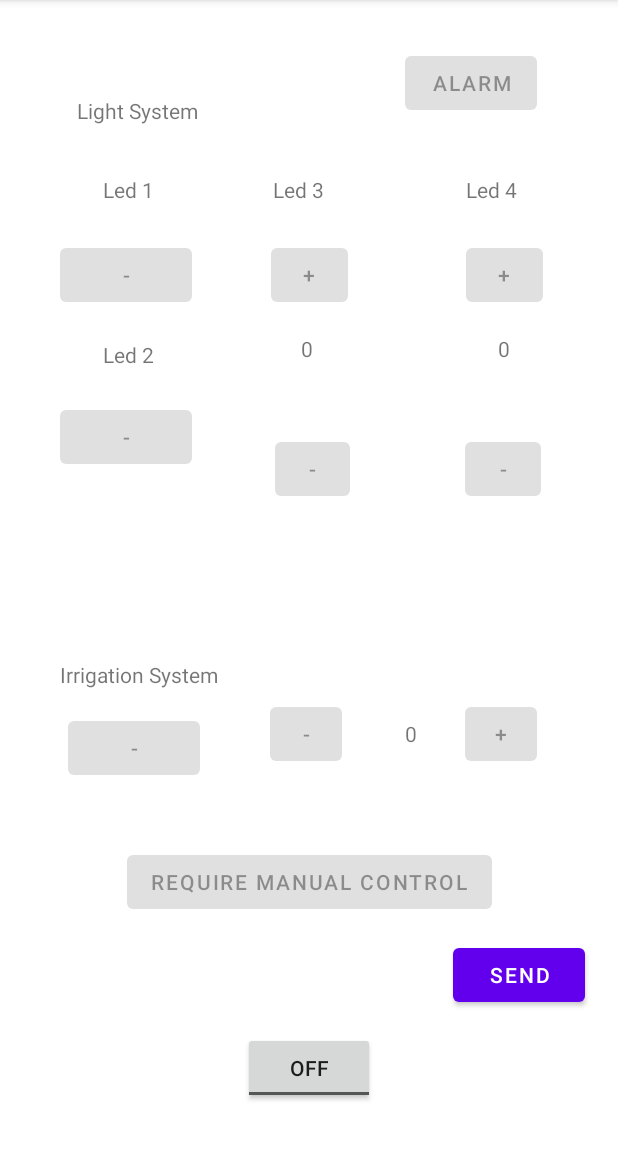
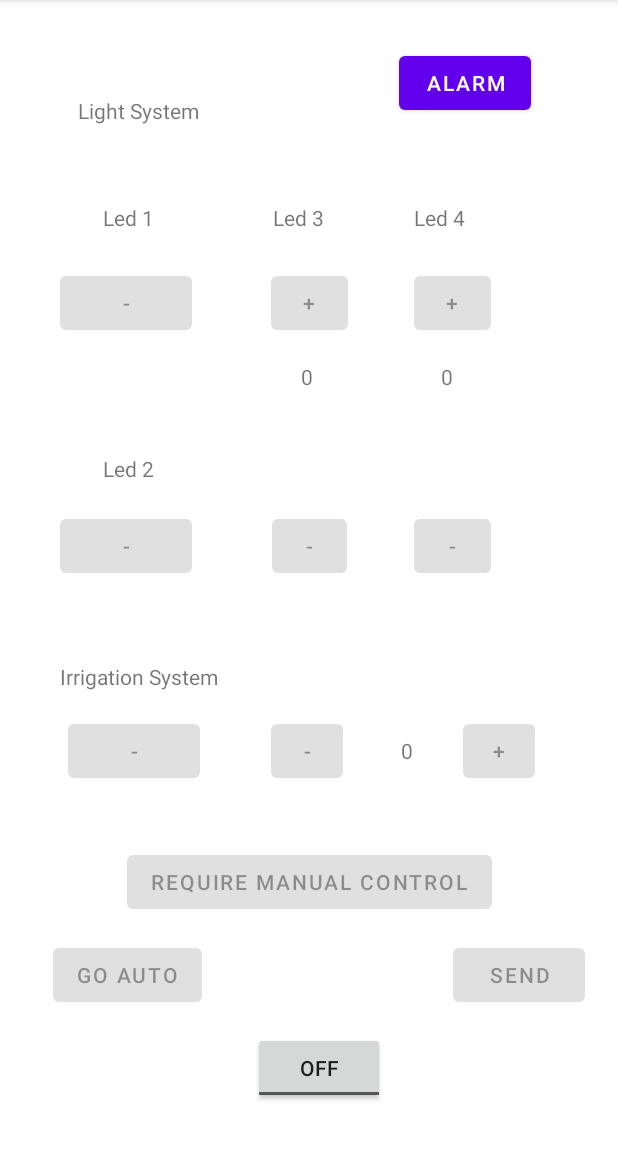
Before and after one commit to CipStr/SmartGarden, an Android app: the screen it shows after launch (MainActivity), on a phone screen of 412 x 824 dp, the part 84-1236 px from its top. Run offline under Robolectric (Android 15) with nearby library versions, the phone set to English and light mode, and no system bars.

Commit message:
Added back to auto button + fixed disable/enable buttons + fixed max values for some levels

```diff
--- a/SmartGardenAndroid/app/src/main/java/com/example/smartgardenandroid/MainActivity.java
+++ b/SmartGardenAndroid/app/src/main/java/com/example/smartgardenandroid/MainActivity.java
@@ -58,6 +58,8 @@ public class MainActivity extends AppCompatActivity {
     private boolean irrigationStatus = false;
     private Button manualButton;
     private Button alarmButton;
+    private Button autoButton;
+    private Button sendButton;
     String TAG = "MainActivity";
     private static final int REQUEST_ENABLE_BT = 1;
     private static final UUID MY_UUID_INSECURE =
@@ -65,12 +67,11 @@ public class MainActivity extends AppCompatActivity {
     private BluetoothDevice mmDevice;
     private UUID deviceUUID;
     ConnectedThread mConnectedThread;
-    EditText send_data;
-    TextView view_data;
     StringBuilder messages;
     private boolean enableUI = false;
     private CountDownTimer timer;
     private boolean alarmStatus = false;
+    private boolean connectedButNotManual = false;
 
 
 
@@ -109,10 +110,24 @@ public class MainActivity extends AppCompatActivity {
         irrigationMinusButton = findViewById(R.id.irrigationminusbutton);
         irrigationPlusButton = findViewById(R.id.irrigationlevelplus);
         irrigationLevel = findViewById(R.id.irrigationlevel);
-        alarmButton.setClickable(false);
-        alarmButton.setEnabled(false);
+        autoButton = findViewById(R.id.autoBtn);
+        sendButton = findViewById(R.id.sendButton);
+        disableButtons();
+        Start_Server();
+        setupButtons();
+    }
+
+    private void disableButtons(){
+        //alarmButton.setClickable(false);
+        //alarmButton.setEnabled(false);
+        sendButton.setClickable(false);
+        sendButton.setEnabled(false);
+        if(!connectedButNotManual) {
             manualButton.setClickable(false);
             manualButton.setEnabled(false);
+        }
+        autoButton.setClickable(false);
+        autoButton.setEnabled(false);
         led1button.setClickable(false);
         led1button.setEnabled(false);
         led2button.setClickable(false);
@@ -131,14 +146,15 @@ public class MainActivity extends AppCompatActivity {
         irrigationMinusButton.setEnabled(false);
         irrigationPlusButton.setClickable(false);
         irrigationPlusButton.setEnabled(false);
-        Start_Server();
-        setupButtons();
     }
-
     private void enableButtons(){
         if(enableUI) {
+            sendButton.setClickable(true);
+            sendButton.setEnabled(true);
             alarmButton.setClickable(true);
             alarmButton.setEnabled(true);
+            autoButton.setClickable(true);
+            autoButton.setEnabled(true);
             manualButton.setClickable(true);
             manualButton.setEnabled(true);
             led1button.setClickable(true);
@@ -166,8 +182,10 @@ public class MainActivity extends AppCompatActivity {
         led3plusButton.setOnClickListener(new View.OnClickListener() {
             @Override
             public void onClick(View v) {
+                if(Integer.parseInt((led3level.getText().toString()))+1 <6) {
                     int level = Integer.parseInt((led3level.getText().toString())) + 1;
                     led3level.setText(String.valueOf(level));
+                }
             }
         });
         led3minusButton.setOnClickListener(new View.OnClickListener() {
@@ -183,8 +201,10 @@ public class MainActivity extends AppCompatActivity {
         led4plusButton.setOnClickListener(new View.OnClickListener() {
             @Override
             public void onClick(View v) {
+                if(Integer.parseInt((led4level.getText().toString()))+1 <6) {
                     int level = Integer.parseInt((led4level.getText().toString())) + 1;
                     led4level.setText(String.valueOf(level));
+                }
             }
         });
         led4minusButton.setOnClickListener(new View.OnClickListener() {
@@ -202,10 +222,10 @@ public class MainActivity extends AppCompatActivity {
             public void onClick(View v) {
                 if (led1status) {
                     led1status = false;
-                    led1button.setText("ON");
+                    led1button.setText("OFF");
                 } else {
                     led1status = true;
-                    led1button.setText("OFF");
+                    led1button.setText("ON");
                 }
             }
         });
@@ -214,10 +234,10 @@ public class MainActivity extends AppCompatActivity {
             public void onClick(View v) {
                 if (led2status) {
                     led2status = false;
-                    led2button.setText("ON");
+                    led2button.setText("OFF");
                 } else {
                     led2status = true;
-                    led2button.setText("OFF");
+                    led2button.setText("ON");
                 }
             }
         });
@@ -226,10 +246,10 @@ public class MainActivity extends AppCompatActivity {
             public void onClick(View v) {
                 if (irrigationStatus) {
                     irrigationStatus = false;
-                    irrigationButton.setText("OPEN");
+                    irrigationButton.setText("CLOSE");
                 } else {
                     irrigationStatus = true;
-                    irrigationButton.setText("CLOSE");
+                    irrigationButton.setText("OPEN");
                 }
             }
         });
@@ -246,9 +266,10 @@ public class MainActivity extends AppCompatActivity {
         irrigationPlusButton.setOnClickListener(new View.OnClickListener() {
             @Override
             public void onClick(View v) {
-                int level = Integer.parseInt((irrigationLevel.getText().toString()));
-                level++;
+                if(Integer.parseInt((irrigationLevel.getText().toString()))+1 <5) {
+                    int level = Integer.parseInt((irrigationLevel.getText().toString())) + 1;
                     irrigationLevel.setText(String.valueOf(level));
+                }
             }
         });
         //evento: tap sul togglebutton per la connessione del bluetooth
@@ -275,6 +296,12 @@ public class MainActivity extends AppCompatActivity {
             @Override
             public void onClick(View v) {
                 SendAlarmMessage();
+            }
+        });
+        autoButton.setOnClickListener(new View.OnClickListener() {
+            @Override
+            public void onClick(View v) {
+                SendAutoMessage();
             }
         });
     }
@@ -318,6 +345,8 @@ public class MainActivity extends AppCompatActivity {
             public void onFinish() {
                 try{
                     enableButtons();
+                    connectedButNotManual = true;
+                    disableButtons();
                 }catch(Exception e){
                     Log.e("Error", "Error: " + e.toString());
                 }
@@ -434,6 +463,8 @@ public class MainActivity extends AppCompatActivity {
                         @Override
                         public void run() {
                             alarmButton.setBackgroundColor(Color.RED);
+                            connectedButNotManual = false;
+                            disableButtons();
                             alarmStatus = true;
                         }
                     });
@@ -464,7 +495,12 @@ public class MainActivity extends AppCompatActivity {
             }
         }
     }
-
+    private void SendAutoMessage() {
+        disableButtons();
+        String message = "B";
+        byte[] msgBuffer = message.getBytes();
+        mConnectedThread.write(msgBuffer);
+    }
     private void SendAlarmMessage(){
         //only if alarmStatus is true
         if(alarmStatus) {
@@ -472,10 +508,14 @@ public class MainActivity extends AppCompatActivity {
             byte[] msgBuffer = message.getBytes();
             mConnectedThread.write(msgBuffer);
             alarmButton.setBackgroundColor(Color.GREEN);
+            enableButtons();
+            connectedButNotManual = true;
+            disableButtons();
         }
     }
 
     private void SendManualMessage() {
+        enableButtons();
         String message = "M";
         byte[] msgBuffer = message.getBytes();
         mConnectedThread.write(msgBuffer);
--- a/SmartGardenAndroid/app/src/main/res/layout/activity_main.xml
+++ b/SmartGardenAndroid/app/src/main/res/layout/activity_main.xml
@@ -7,7 +7,7 @@
     tools:context=".MainActivity">
 
     <Button
-        android:id="@+id/button"
+        android:id="@+id/sendButton"
         android:layout_width="wrap_content"
         android:layout_height="wrap_content"
         android:layout_marginEnd="22dp"
@@ -23,7 +23,7 @@
         android:layout_width="wrap_content"
         android:layout_height="wrap_content"
         android:layout_marginStart="5dp"
-        android:layout_marginTop="15dp"
+        android:layout_marginTop="16dp"
         android:text="-"
         app:layout_constraintStart_toStartOf="@+id/textviewIrrigation"
         app:layout_constraintTop_toBottomOf="@+id/textviewIrrigation" />
@@ -34,9 +34,9 @@
         android:layout_height="wrap_content"
         android:layout_marginStart="51dp"
         android:layout_marginTop="64dp"
-        android:layout_marginEnd="51dp"
+        android:layout_marginEnd="48dp"
         android:text="Light System"
-        app:layout_constraintEnd_toStartOf="@+id/led3minusbutton"
+        app:layout_constraintEnd_toStartOf="@+id/led3"
         app:layout_constraintStart_toStartOf="parent"
         app:layout_constraintTop_toTopOf="parent" />
 
@@ -74,10 +74,12 @@
         android:layout_width="wrap_content"
         android:layout_height="wrap_content"
         android:layout_marginStart="40dp"
-        android:layout_marginTop="159dp"
+        android:layout_marginTop="96dp"
+        android:layout_marginBottom="96dp"
         android:text="-"
+        app:layout_constraintBottom_toTopOf="@+id/led2button"
         app:layout_constraintStart_toStartOf="parent"
-        app:layout_constraintTop_toTopOf="parent" />
+        app:layout_constraintTop_toTopOf="@+id/textviewLight" />
 
     <Button
         android:id="@+id/led3plusbutton"
@@ -93,30 +95,30 @@
         android:id="@+id/led2"
         android:layout_width="wrap_content"
         android:layout_height="wrap_content"
-        android:layout_marginTop="19dp"
         android:layout_marginEnd="25dp"
+        android:layout_marginBottom="18dp"
         android:text="Led 2"
-        app:layout_constraintEnd_toEndOf="@+id/led1button"
-        app:layout_constraintTop_toBottomOf="@+id/led1button" />
+        app:layout_constraintBottom_toTopOf="@+id/led2button"
+        app:layout_constraintEnd_toEndOf="@+id/led2button" />
 
     <Button
         android:id="@+id/led2button"
         android:layout_width="wrap_content"
         android:layout_height="wrap_content"
         android:layout_marginStart="40dp"
-        android:layout_marginTop="21dp"
+        android:layout_marginBottom="53dp"
         android:text="-"
-        app:layout_constraintStart_toStartOf="parent"
-        app:layout_constraintTop_toBottomOf="@+id/led2" />
+        app:layout_constraintBottom_toTopOf="@+id/textviewIrrigation"
+        app:layout_constraintStart_toStartOf="parent" />
 
     <Button
         android:id="@+id/led4plusbutton"
         android:layout_width="51dp"
         android:layout_height="0dp"
-        android:layout_marginEnd="50dp"
         android:text="+"
         app:layout_constraintBottom_toBottomOf="@+id/led3plusbutton"
-        app:layout_constraintEnd_toEndOf="parent"
+        app:layout_constraintEnd_toEndOf="@+id/led4level"
+        app:layout_constraintStart_toEndOf="@+id/led4level"
         app:layout_constraintTop_toTopOf="@+id/led3plusbutton" />
 
     <TextView
@@ -133,41 +135,37 @@
         android:id="@+id/led4level"
         android:layout_width="wrap_content"
         android:layout_height="wrap_content"
-        android:layout_marginStart="21dp"
+        android:layout_marginStart="62dp"
         android:layout_marginTop="15dp"
         android:text="0"
-        app:layout_constraintStart_toStartOf="@+id/led4plusbutton"
+        app:layout_constraintStart_toEndOf="@+id/led3plusbutton"
         app:layout_constraintTop_toBottomOf="@+id/led4plusbutton" />
 
     <Button
         android:id="@+id/led3minusbutton"
         android:layout_width="50dp"
-        android:layout_height="48dp"
-        android:layout_marginTop="111dp"
-        android:layout_marginBottom="111dp"
+        android:layout_height="0dp"
         android:text="-"
-        app:layout_constraintBottom_toTopOf="@+id/irrigationminusbutton"
-        app:layout_constraintEnd_toEndOf="@+id/led3level"
-        app:layout_constraintStart_toEndOf="@+id/led3level"
-        app:layout_constraintTop_toTopOf="@+id/led3plusbutton" />
+        app:layout_constraintBottom_toBottomOf="@+id/led2button"
+        app:layout_constraintEnd_toEndOf="parent"
+        app:layout_constraintStart_toStartOf="parent"
+        app:layout_constraintTop_toTopOf="@+id/led2button" />
 
     <Button
         android:id="@+id/led4minusbutton"
         android:layout_width="0dp"
-        android:layout_height="0dp"
-        android:layout_marginEnd="1dp"
+        android:layout_height="48dp"
         android:text="-"
-        app:layout_constraintBottom_toBottomOf="@+id/led3minusbutton"
+        app:layout_constraintBaseline_toBaselineOf="@+id/led3minusbutton"
         app:layout_constraintEnd_toEndOf="@+id/led4plusbutton"
-        app:layout_constraintStart_toStartOf="@+id/irrigationlevelplus"
-        app:layout_constraintTop_toTopOf="@+id/led3minusbutton" />
+        app:layout_constraintStart_toStartOf="@+id/led4plusbutton" />
 
     <TextView
         android:id="@+id/textviewIrrigation"
         android:layout_width="wrap_content"
         android:layout_height="wrap_content"
         android:layout_marginStart="40dp"
-        android:layout_marginBottom="6dp"
+        android:layout_marginBottom="16dp"
         android:text="Irrigation System"
         app:layout_constraintBottom_toTopOf="@+id/irrigationminusbutton"
         app:layout_constraintStart_toStartOf="parent" />
@@ -176,22 +174,22 @@
         android:id="@+id/irrigationminusbutton"
         android:layout_width="48dp"
         android:layout_height="48dp"
-        android:layout_marginStart="134dp"
-        android:layout_marginEnd="134dp"
+        android:layout_marginStart="129dp"
+        android:layout_marginEnd="129dp"
         android:text="-"
         app:layout_constraintBaseline_toBaselineOf="@+id/irrigationlevel"
-        app:layout_constraintEnd_toEndOf="@+id/led4plusbutton"
-        app:layout_constraintStart_toStartOf="@+id/irrigationbutton" />
+        app:layout_constraintEnd_toEndOf="@+id/irrigationlevelplus"
+        app:layout_constraintStart_toStartOf="@+id/textviewLight" />
 
     <TextView
         android:id="@+id/irrigationlevel"
         android:layout_width="wrap_content"
         android:layout_height="wrap_content"
-        android:layout_marginStart="42dp"
-        android:layout_marginBottom="65dp"
+        android:layout_marginBottom="54dp"
         android:text="0"
         app:layout_constraintBottom_toTopOf="@+id/manualbutton"
-        app:layout_constraintStart_toEndOf="@+id/irrigationminusbutton" />
+        app:layout_constraintEnd_toStartOf="@+id/led4minusbutton"
+        app:layout_constraintStart_toStartOf="@+id/alarm" />
 
     <Button
         android:id="@+id/irrigationlevelplus"
@@ -201,7 +199,7 @@
         android:layout_marginEnd="32dp"
         android:text="+"
         app:layout_constraintBaseline_toBaselineOf="@+id/irrigationlevel"
-        app:layout_constraintEnd_toEndOf="@+id/button"
+        app:layout_constraintEnd_toEndOf="@+id/sendButton"
         app:layout_constraintStart_toEndOf="@+id/irrigationlevel" />
 
     <Button
@@ -210,7 +208,7 @@
         android:layout_height="wrap_content"
         android:layout_marginBottom="14dp"
         android:text="Require Manual Control"
-        app:layout_constraintBottom_toTopOf="@+id/button"
+        app:layout_constraintBottom_toTopOf="@+id/sendButton"
         app:layout_constraintEnd_toEndOf="parent"
         app:layout_constraintStart_toStartOf="parent" />
 
@@ -220,17 +218,27 @@
         android:layout_height="wrap_content"
         android:layout_marginTop="31dp"
         android:text="alarm"
-        app:layout_constraintEnd_toEndOf="@+id/irrigationlevelplus"
-        app:layout_constraintStart_toStartOf="@+id/irrigationlevel"
+        app:layout_constraintEnd_toEndOf="@+id/led4"
+        app:layout_constraintStart_toEndOf="@+id/led4"
         app:layout_constraintTop_toTopOf="parent" />
 
     <ToggleButton
         android:id="@+id/tgb"
         android:layout_width="wrap_content"
         android:layout_height="wrap_content"
+        android:layout_marginStart="34dp"
         android:layout_marginBottom="32dp"
         app:layout_constraintBottom_toBottomOf="parent"
-        app:layout_constraintEnd_toEndOf="parent"
-        app:layout_constraintStart_toStartOf="parent" />
+        app:layout_constraintStart_toEndOf="@+id/autoBtn" />
+
+    <Button
+        android:id="@+id/autoBtn"
+        android:layout_width="wrap_content"
+        android:layout_height="wrap_content"
+        android:layout_marginTop="14dp"
+        android:text="Go auto"
+        app:layout_constraintEnd_toStartOf="@+id/manualbutton"
+        app:layout_constraintStart_toStartOf="@+id/manualbutton"
+        app:layout_constraintTop_toBottomOf="@+id/manualbutton" />
 
 </androidx.constraintlayout.widget.ConstraintLayout>
```
Lines whose indentation alone changed are shown as unchanged.
